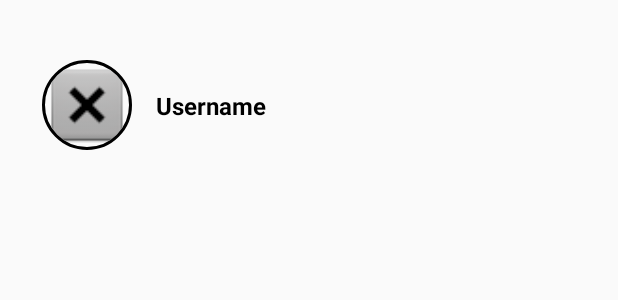
After one commit to Bole032/KotlinFirebaseMessengerTut, an Android app: the layout user_row_new_message.xml on its own in the app's theme, with its tools: preview values and no code run, on a phone screen of 412 x 824 dp. The commit adds this screen. Shown: the top 300 px of the screen. Run offline under Robolectric (Android 15) with nearby library versions, the phone set to English and light mode, and no system bars.

Commit message:
whole lotta stuff part 2

```diff
--- a/app/build.gradle
+++ b/app/build.gradle
@@ -42,6 +42,10 @@ dependencies {
     implementation 'com.google.firebase:firebase-database:18.0.1'
 
     implementation 'de.hdodenhof:circleimageview:3.0.0'
+    implementation 'androidx.recyclerview:recyclerview:1.0.0'
+
+    implementation 'com.xwray:groupie:2.3.0'
+    implementation 'com.squareup.picasso:picasso:2.71828'
 
 
 }
--- a/app/src/main/java/com/example/kotlinfirebasemessengertut/LoginActivity.kt
+++ b/app/src/main/java/com/example/kotlinfirebasemessengertut/LoginActivity.kt
@@ -1,5 +1,6 @@
 package com.example.kotlinfirebasemessengertut
 
+import android.content.Intent
 import android.os.Bundle
 import android.os.PersistableBundle
 import android.util.Log
@@ -31,6 +32,9 @@ class LoginActivity: AppCompatActivity(){
 
                     //else if successful;
                     Log.d("Main", "Successfully logged in user with uid: ${it.result?.user?.uid}")
+                    val intent = Intent(this, LatestMessagesActivity::class.java)
+                    intent.flags = Intent.FLAG_ACTIVITY_CLEAR_TASK.or(Intent.FLAG_ACTIVITY_NEW_TASK)
+                    startActivity(intent)
                 }
                 .addOnFailureListener {
                     Log.d("Main", "Failed to login user: ${it.message}")
--- /dev/null
+++ b/app/src/main/res/layout/user_row_new_message.xml
@@ -0,0 +1,27 @@
+<?xml version="1.0" encoding="utf-8"?>
+<androidx.constraintlayout.widget.ConstraintLayout xmlns:android="http://schemas.android.com/apk/res/android"
+                                                   xmlns:app="http://schemas.android.com/apk/res-auto" xmlns:tools="http://schemas.android.com/tools" android:orientation="vertical"
+                                                   android:layout_width="match_parent"
+                                                   android:layout_height="wrap_content"
+                                                   android:layout_marginTop="16dp"
+                                                   android:id="@+id/ConstraintLayout">
+    <TextView
+            android:text="Username"
+            android:textStyle="bold"
+            android:textSize="16sp"
+            android:textColor="@android:color/black"
+            android:layout_width="0dp"
+            android:layout_height="wrap_content"
+            android:id="@+id/twUsernameNewMessage"
+            app:layout_constraintTop_toTopOf="@+id/iwNewMessage"
+            app:layout_constraintBottom_toBottomOf="@+id/iwNewMessage"
+            app:layout_constraintStart_toEndOf="@+id/iwNewMessage" android:layout_marginStart="16dp"
+            app:layout_constraintEnd_toEndOf="parent" android:layout_marginEnd="8dp"/>
+    <de.hdodenhof.circleimageview.CircleImageView
+            app:civ_border_width="2dp"
+            android:layout_width="60dp"
+            android:layout_height="60dp" app:srcCompat="@android:drawable/btn_dialog"
+            android:id="@+id/iwNewMessage" android:layout_marginTop="24dp"
+            app:layout_constraintTop_toTopOf="parent" app:layout_constraintStart_toStartOf="parent"
+            android:layout_marginStart="28dp"/>
+</androidx.constraintlayout.widget.ConstraintLayout>
```
Also changed, not shown: app/src/main/AndroidManifest.xml (+10 -1 lines), app/src/main/java/com/example/kotlinfirebasemessengertut/LatestMessagesActivity.kt (added, +50 -0 lines), app/src/main/java/com/example/kotlinfirebasemessengertut/NewMessageActivity.kt (added, +67 -0 lines), app/src/main/java/com/example/kotlinfirebasemessengertut/RegisterActivity.kt (+10 -0 lines), app/src/main/res/layout/activity_latest_messages.xml (added, +10 -0 lines), app/src/main/res/layout/activity_new_message.xml (added, +18 -0 lines), app/src/main/res/menu/nav_menu.xml (added, +15 -0 lines).
